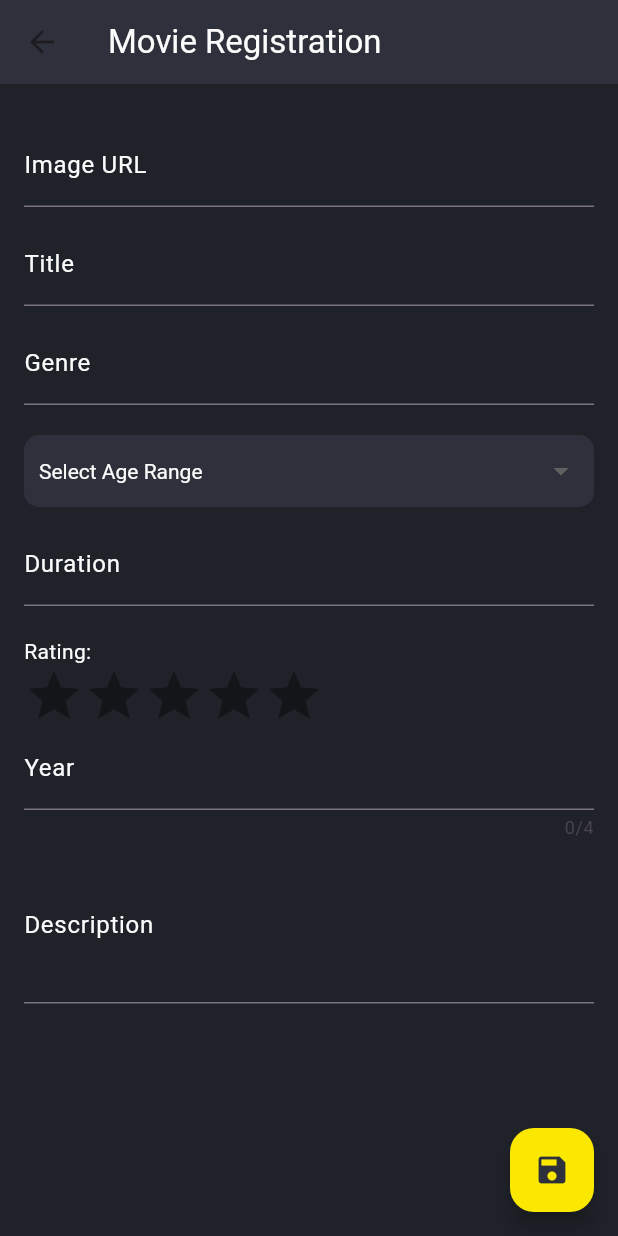
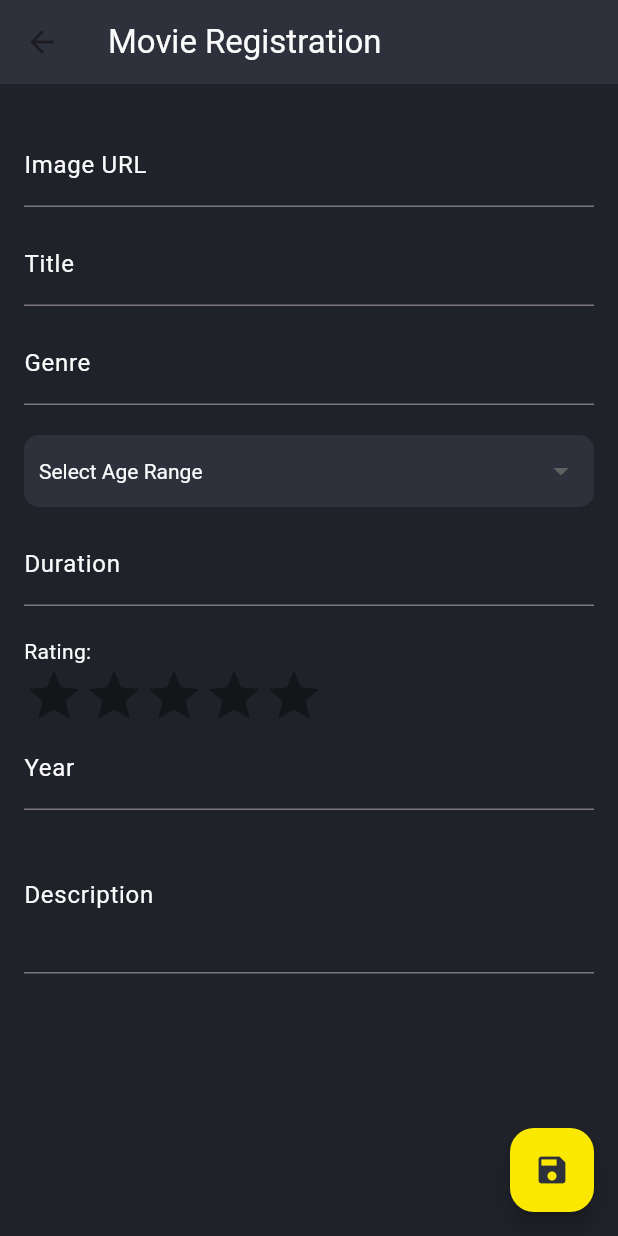
Before and after one commit to danielcaze/flutter-watch-me, a Flutter app: the MyHomePage screen opened directly, after a tap on the "add" icon, on a phone screen of 412 x 824 dp. Run offline on Flutter 3.47's test engine with Material 2 defaults, Android fonts, the phone set to English and light mode, and no system bars; drawn by our look-alikes of flutter_rating_bar; network calls fail.

Commit message:
:lipstick: style: typo

```diff
--- a/lib/components/movie-card.dart
+++ b/lib/components/movie_card.dart
@@ -41,11 +41,12 @@ class MovieCard extends StatelessWidget {
                   children: <Widget>[
                     Text(
                       title,
-                      style: TextStyle(
+                      style: const TextStyle(
                           fontWeight: FontWeight.bold, color: AppColors.white),
                     ),
-                    Text(description, style: TextStyle(color: AppColors.gray)),
-                    Spacer(),
+                    Text(description,
+                        style: const TextStyle(color: AppColors.gray)),
+                    const Spacer(),
                     StarRating(rating: rating),
                   ],
                 ),
--- a/lib/components/rating.dart
+++ b/lib/components/rating.dart
@@ -4,7 +4,7 @@ import 'package:watch_me/utils/colors.dart';
 class StarRating extends StatelessWidget {
   final double rating;
 
-  StarRating({required this.rating});
+  const StarRating({super.key, required this.rating});
 
   @override
   Widget build(BuildContext context) {
--- a/lib/main.dart
+++ b/lib/main.dart
@@ -1,8 +1,8 @@
 import 'package:flutter/material.dart';
 import 'package:uuid/uuid.dart';
-import 'package:watch_me/components/movie-card.dart';
+import 'package:watch_me/components/movie_card.dart';
 import 'package:watch_me/models/movie.dart';
-import 'package:watch_me/pages/register-movie.dart';
+import 'package:watch_me/pages/register_movie.dart';
 import 'package:watch_me/utils/colors.dart';
 
 void main() {
@@ -108,8 +108,8 @@ class _MyHomePageState extends State<MyHomePage> {
       floatingActionButton: FloatingActionButton(
         onPressed: () => Navigator.pushNamed(context, '/register-movie'),
         tooltip: 'Add a new movie',
+        backgroundColor: AppColors.yellow,
         child: const Icon(Icons.add, color: AppColors.background2),
-        backgroundColor: AppColors.yellow,
       ),
     );
   }
--- a/lib/pages/register-movie.dart
+++ b/lib/pages/register_movie.dart
@@ -6,7 +6,7 @@ class MovieRegistrationPage extends StatefulWidget {
   MovieRegistrationPage({Key? key}) : super(key: key);
 
   @override
-  _MovieRegistrationPageState createState() => _MovieRegistrationPageState();
+  State<MovieRegistrationPage> createState() => _MovieRegistrationPageState();
 }
 
 class _MovieRegistrationPageState extends State<MovieRegistrationPage> {
@@ -25,50 +25,50 @@ class _MovieRegistrationPageState extends State<MovieRegistrationPage> {
       backgroundColor: AppColors.background,
       appBar: AppBar(
         backgroundColor: AppColors.background2,
-        title: Text('Movie Registration',
+        title: const Text('Movie Registration',
             style: TextStyle(color: AppColors.white)),
       ),
       body: SingleChildScrollView(
         padding: EdgeInsets.all(16.0),
         child: Column(
           children: [
-            SizedBox(height: 10.0),
+            const SizedBox(height: 10.0),
             TextFormField(
               controller: imageUrlController,
-              decoration: InputDecoration(
+              decoration: const InputDecoration(
                 labelText: 'Image URL',
                 labelStyle: TextStyle(color: AppColors.white),
               ),
-              style: TextStyle(color: AppColors.white),
+              style: const TextStyle(color: AppColors.white),
             ),
-            SizedBox(height: 10.0),
+            const SizedBox(height: 10.0),
             TextFormField(
               controller: titleController,
-              decoration: InputDecoration(
+              decoration: const InputDecoration(
                 labelText: 'Title',
                 labelStyle: TextStyle(color: AppColors.white),
               ),
-              style: TextStyle(color: AppColors.white),
+              style: const TextStyle(color: AppColors.white),
             ),
-            SizedBox(height: 10.0),
+            const SizedBox(height: 10.0),
             TextFormField(
               controller: genreController,
-              decoration: InputDecoration(
+              decoration: const InputDecoration(
                 labelText: 'Genre',
                 labelStyle: TextStyle(color: AppColors.white),
               ),
-              style: TextStyle(color: AppColors.white),
+              style: const TextStyle(color: AppColors.white),
             ),
-            SizedBox(height: 20.0),
+            const SizedBox(height: 20.0),
             Theme(
               data: Theme.of(context).copyWith(
                 canvasColor: AppColors.background,
-                textTheme: TextTheme(
+                textTheme: const TextTheme(
                   titleMedium: const TextStyle(color: AppColors.white),
                 ),
               ),
               child: Container(
-                padding: EdgeInsets.symmetric(horizontal: 10.0),
+                padding: const EdgeInsets.symmetric(horizontal: 10.0),
                 decoration: BoxDecoration(
                   color: AppColors.background2,
                   borderRadius: BorderRadius.circular(10.0),
@@ -76,7 +76,7 @@ class _MovieRegistrationPageState extends State<MovieRegistrationPage> {
                 child: DropdownButton<String>(
                   isExpanded: true,
                   value: ageRange,
-                  underline: SizedBox(),
+                  underline: const SizedBox(),
                   onChanged: (String? newValue) {
                     setState(() {
                       ageRange = newValue!;
@@ -102,23 +102,23 @@ class _MovieRegistrationPageState extends State<MovieRegistrationPage> {
                 ),
               ),
             ),
-            SizedBox(height: 10.0),
+            const SizedBox(height: 10.0),
             TextFormField(
               controller: durationController,
-              decoration: InputDecoration(
+              decoration: const InputDecoration(
                 labelText: 'Duration',
                 labelStyle: TextStyle(color: AppColors.white),
               ),
               keyboardType: TextInputType.number,
-              style: TextStyle(color: AppColors.white),
+              style: const TextStyle(color: AppColors.white),
             ),
-            SizedBox(height: 20.0),
+            const SizedBox(height: 20.0),
             Align(
               alignment: Alignment.centerLeft,
               child: Column(
                 crossAxisAlignment: CrossAxisAlignment.start,
                 children: [
-                  Text(
+                  const Text(
                     'Rating:',
                     style: TextStyle(color: AppColors.white),
                   ),
@@ -129,7 +129,7 @@ class _MovieRegistrationPageState extends State<MovieRegistrationPage> {
                     allowHalfRating: false,
                     itemCount: 5,
                     itemBuilder: (context, _) =>
-                        Icon(Icons.star, color: AppColors.yellow),
+                        const Icon(Icons.star, color: AppColors.yellow),
                     onRatingUpdate: (rating) {
                       setState(() {
                         this.rating = rating;
@@ -141,23 +141,24 @@ class _MovieRegistrationPageState extends State<MovieRegistrationPage> {
             ),
             TextFormField(
               controller: yearController,
-              decoration: InputDecoration(
+              decoration: const InputDecoration(
                 labelText: 'Year',
                 labelStyle: TextStyle(color: AppColors.white),
+                counterText: "",
               ),
               maxLength: 4,
               keyboardType: TextInputType.number,
-              style: TextStyle(color: AppColors.white),
+              style: const TextStyle(color: AppColors.white),
             ),
-            SizedBox(height: 5.0),
+            const SizedBox(height: 5.0),
             TextFormField(
               controller: descriptionController,
-              decoration: InputDecoration(
+              decoration: const InputDecoration(
                 labelText: 'Description',
                 labelStyle: TextStyle(color: AppColors.white),
               ),
               maxLines: 3,
-              style: TextStyle(color: AppColors.white),
+              style: const TextStyle(color: AppColors.white),
             ),
           ],
         ),
@@ -176,8 +177,8 @@ class _MovieRegistrationPageState extends State<MovieRegistrationPage> {
           print('Year: ${yearController.text}');
           print('Description: ${descriptionController.text}');
         },
-        child: Icon(Icons.save, color: AppColors.background2),
         backgroundColor: AppColors.yellow,
+        child: const Icon(Icons.save, color: AppColors.background2),
       ),
     );
   }
```
